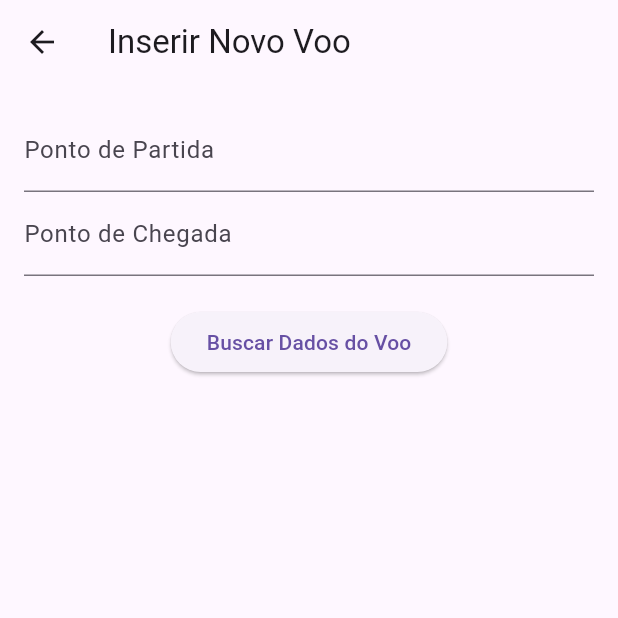
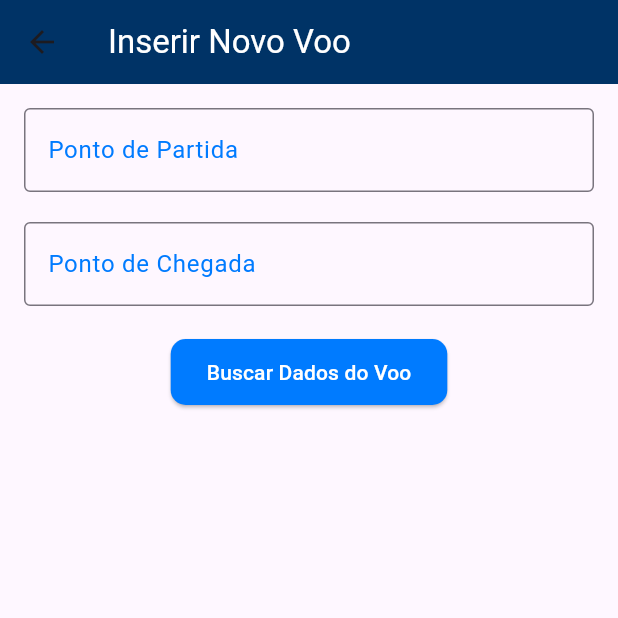
Before and after one commit to CaykMagnani/Front-End-PI-5-Semestre, a Flutter app: the screen it shows after launch, after a tap on "Inserir Novo Voo", on a phone screen of 412 x 824 dp, the top half of it. Run offline on Flutter 3.47's test engine with Material 3 defaults, Android fonts, the phone set to English and light mode, and no system bars; our stand-ins replace shared_preferences; missing offline and left inert: dart:html.

Commit message:
Melhorias no design 12/10/2024

```diff
--- a/FrontEnd/lib/views/home_view.dart
+++ b/FrontEnd/lib/views/home_view.dart
@@ -7,15 +7,22 @@ class HomeView extends StatelessWidget {
   Widget build(BuildContext context) {
     return Scaffold(
       appBar: AppBar(
-        title: Text('AirWise'),
+        title: Text('AirWise', style: TextStyle(color: Colors.white)),
+        backgroundColor: Color(0xFF003366), // Azul escuro
       ),
       body: Center(
+        child: Padding(
+          padding: const EdgeInsets.all(16.0),
           child: Column(
             mainAxisAlignment: MainAxisAlignment.center,
             children: [
               Text(
                 'Bem-vindo ao AirWise!',
-              style: TextStyle(fontSize: 24, fontWeight: FontWeight.bold),
+                style: TextStyle(
+                  fontSize: 24,
+                  fontWeight: FontWeight.bold,
+                  color: Color(0xFF003366), // Azul escuro
+                ),
               ),
               SizedBox(height: 30),
               ElevatedButton(
@@ -26,6 +33,14 @@ class HomeView extends StatelessWidget {
                   );
                 },
                 child: Text('Inserir Novo Voo'),
+                style: ElevatedButton.styleFrom(
+                  backgroundColor: Color(0xFF007BFF), // Azul
+                  foregroundColor: Colors.white,
+                  padding: EdgeInsets.symmetric(horizontal: 24, vertical: 12),
+                  shape: RoundedRectangleBorder(
+                    borderRadius: BorderRadius.circular(10),
+                  ),
+                ),
               ),
               SizedBox(height: 20),
               ElevatedButton(
@@ -36,8 +51,17 @@ class HomeView extends StatelessWidget {
                   );
                 },
                 child: Text('Ver Histórico de Voos'),
+                style: ElevatedButton.styleFrom(
+                  backgroundColor: Color(0xFF007BFF), // Azul
+                  foregroundColor: Colors.white,
+                  padding: EdgeInsets.symmetric(horizontal: 24, vertical: 12),
+                  shape: RoundedRectangleBorder(
+                    borderRadius: BorderRadius.circular(10),
+                  ),
+                ),
               ),
             ],
+          ),
         ),
       ),
     );
--- a/FrontEnd/lib/views/input_flight_view.dart
+++ b/FrontEnd/lib/views/input_flight_view.dart
@@ -13,29 +13,45 @@ class InputFlightView extends StatelessWidget {
 
     return Scaffold(
       appBar: AppBar(
-        title: Text('Inserir Novo Voo'),
+        title: Text('Inserir Novo Voo', style: TextStyle(color: Colors.white)),
+        backgroundColor: Color(0xFF003366),
       ),
-      body: SingleChildScrollView( // Adicionado para evitar overflow
+      body: SingleChildScrollView(
         child: Padding(
           padding: const EdgeInsets.all(16.0),
           child: Column(
             children: [
               TextField(
                 controller: departureController,
-                decoration: InputDecoration(labelText: 'Ponto de Partida'),
+                decoration: InputDecoration(
+                  labelText: 'Ponto de Partida',
+                  labelStyle: TextStyle(color: Color(0xFF007BFF)),
+                  border: OutlineInputBorder(),
+                ),
                 onChanged: flightProvider.setDeparture,
               ),
+              SizedBox(height: 20),
               TextField(
                 controller: arrivalController,
-                decoration: InputDecoration(labelText: 'Ponto de Chegada'),
+                decoration: InputDecoration(
+                  labelText: 'Ponto de Chegada',
+                  labelStyle: TextStyle(color: Color(0xFF007BFF)),
+                  border: OutlineInputBorder(),
+                ),
                 onChanged: flightProvider.setArrival,
               ),
               SizedBox(height: 20),
               ElevatedButton(
                 onPressed: () async {
+                  if (departureController.text.isEmpty || arrivalController.text.isEmpty) {
+                    ScaffoldMessenger.of(context).showSnackBar(
+                      SnackBar(content: Text('Por favor, preencha os campos de partida e chegada.')),
+                    );
+                    return;
+                  }
+
                   await flightProvider.fetchFlightData();
 
-                  // Chama o último voo cadastrado no histórico
                   final lastFlightIndex = flightProvider.flightHistory.length - 1;
                   if (lastFlightIndex >= 0) {
                     final lastFlightData = flightProvider.flightHistory[lastFlightIndex];
@@ -46,13 +62,20 @@ class InputFlightView extends StatelessWidget {
                       ),
                     );
                   } else {
-                    // Lógica para lidar com a ausência de voos
                     ScaffoldMessenger.of(context).showSnackBar(
                       SnackBar(content: Text('Nenhum voo cadastrado.')),
                     );
                   }
                 },
                 child: Text('Buscar Dados do Voo'),
+                style: ElevatedButton.styleFrom(
+                  backgroundColor: Color(0xFF007BFF),
+                  foregroundColor: Colors.white,
+                  padding: EdgeInsets.symmetric(horizontal: 24, vertical: 12),
+                  shape: RoundedRectangleBorder(
+                    borderRadius: BorderRadius.circular(10),
+                  ),
+                ),
               ),
             ],
           ),
--- a/FrontEnd/pubspec.yaml
+++ b/FrontEnd/pubspec.yaml
@@ -30,6 +30,7 @@ environment:
 dependencies:
   flutter:
     sdk: flutter
+  intl: ^0.17.0
   html: ^0.15.4
   provider: ^6.0.0
   http: ^0.13.3
```
Also changed, not shown: FrontEnd/lib/views/FlightDetailView.dart (+10 -4 lines), FrontEnd/lib/views/flight_history_view.dart (+81 -17 lines), FrontEnd/pubspec.lock. Lines whose indentation alone changed are shown as unchanged.
